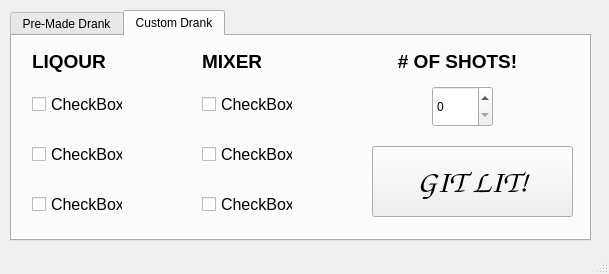
Before: the Qt Designer form ui/bartender.ui in cdeeran/bartender, drawn with Qt 5.
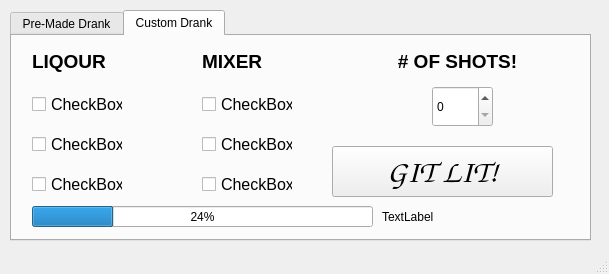
After: the same form once the commit is applied. Icons and pictures are not drawn.

Diff of the .ui file:
```diff
--- a/ui/bartender.ui
+++ b/ui/bartender.ui
@@ -121,7 +121,7 @@
       <property name="geometry">
        <rect>
         <x>20</x>
-        <y>110</y>
+        <y>100</y>
         <width>91</width>
         <height>17</height>
        </rect>
@@ -140,7 +140,7 @@
       <property name="geometry">
        <rect>
         <x>20</x>
-        <y>160</y>
+        <y>140</y>
         <width>91</width>
         <height>17</height>
        </rect>
@@ -178,7 +178,7 @@
       <property name="geometry">
        <rect>
         <x>190</x>
-        <y>110</y>
+        <y>100</y>
         <width>91</width>
         <height>17</height>
        </rect>
@@ -197,7 +197,7 @@
       <property name="geometry">
        <rect>
         <x>190</x>
-        <y>160</y>
+        <y>140</y>
         <width>91</width>
         <height>17</height>
        </rect>
@@ -238,10 +238,10 @@
      <widget class="QPushButton" name="gitlit_button">
       <property name="geometry">
        <rect>
-        <x>360</x>
+        <x>320</x>
         <y>110</y>
-        <width>201</width>
-        <height>71</height>
+        <width>221</width>
+        <height>51</height>
        </rect>
       </property>
       <property name="font">
@@ -259,6 +259,32 @@
        <string>GIT LIT!</string>
       </property>
      </widget>
+     <widget class="QProgressBar" name="progressBar">
+      <property name="geometry">
+       <rect>
+        <x>20</x>
+        <y>170</y>
+        <width>341</width>
+        <height>21</height>
+       </rect>
+      </property>
+      <property name="value">
+       <number>24</number>
+      </property>
+     </widget>
+     <widget class="QLabel" name="progressStatus">
+      <property name="geometry">
+       <rect>
+        <x>370</x>
+        <y>170</y>
+        <width>171</width>
+        <height>21</height>
+       </rect>
+      </property>
+      <property name="text">
+       <string>TextLabel</string>
+      </property>
+     </widget>
     </widget>
    </widget>
   </widget>
```
